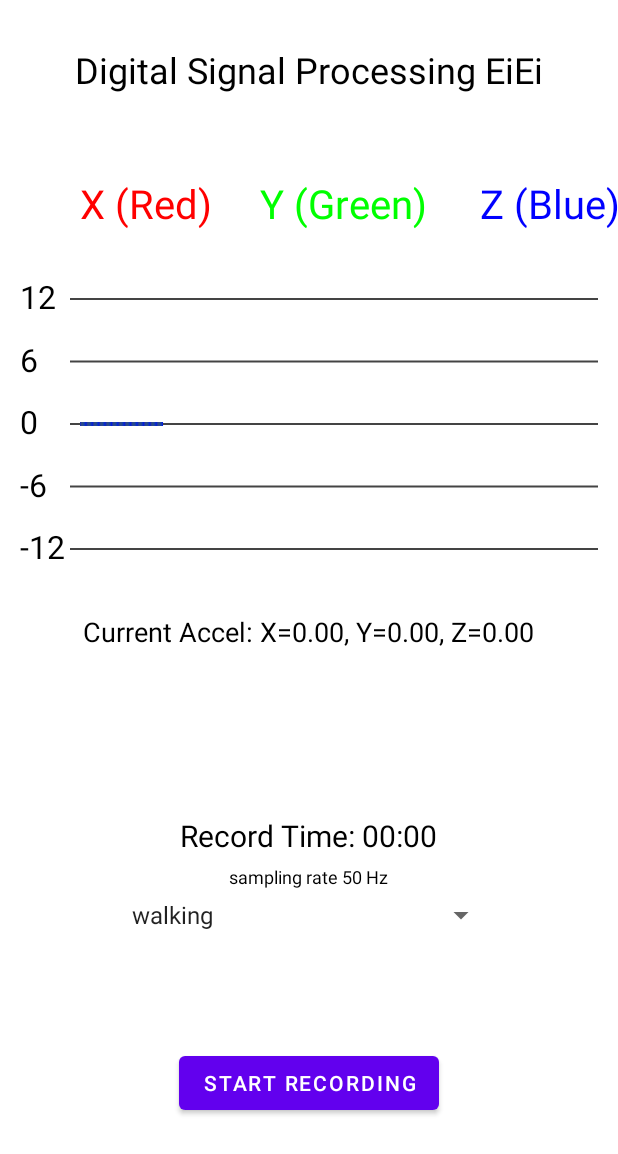
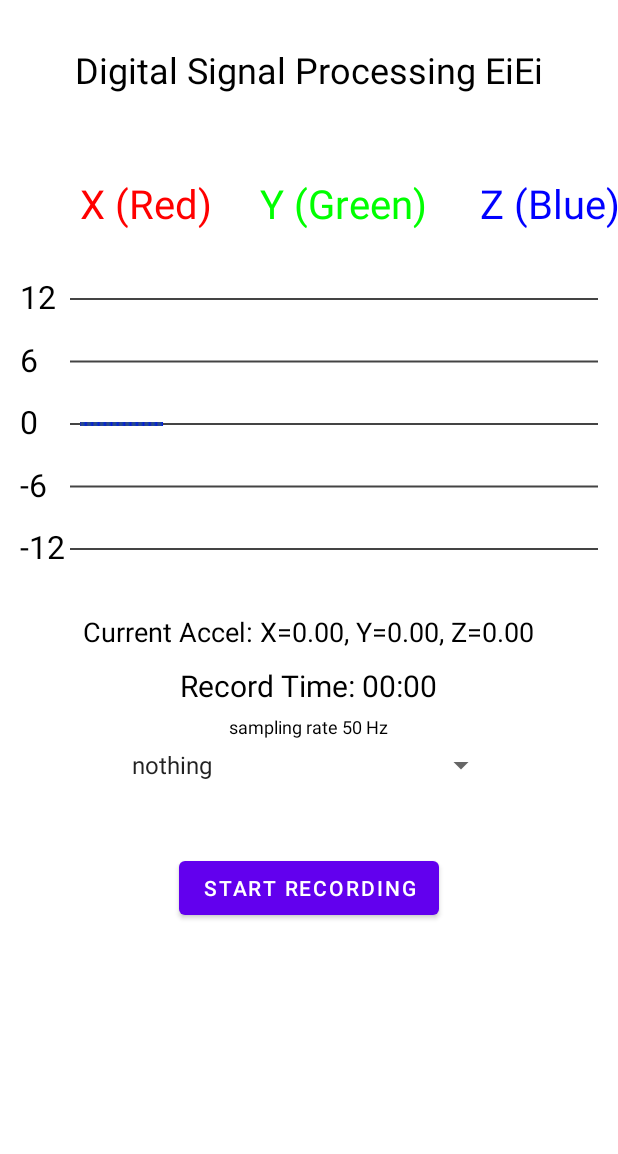
Before and after one commit to tanaratsaehia/dsp_project, an Android app: the screen it shows after launch (MainActivity), on a phone screen of 412 x 824 dp. Shown: the top 1154 px of the screen. Run offline under Robolectric (Android 15) with nearby library versions, the phone set to English and light mode, and no system bars.

Commit message:
update combine dataset code

```diff
--- a/android/collect_data/app/src/main/java/com/example/humanactivity/MainActivity.kt
+++ b/android/collect_data/app/src/main/java/com/example/humanactivity/MainActivity.kt
@@ -105,7 +105,7 @@ class MainActivity : AppCompatActivity(), SensorEventListener {
         modeSpinner = findViewById(R.id.modeSpinner)
 
         // Setup Spinner with record modes.
-        val modes = listOf("walking", "runing", "climbing_stairs", "descending_stairs", "sitting_standing_transition")
+        val modes = listOf("nothing", "walking", "runing", "climbing_stairs", "descending_stairs", "sitting_standing_transition")
         val adapter = ArrayAdapter(this, android.R.layout.simple_spinner_item, modes)
         adapter.setDropDownViewResource(android.R.layout.simple_spinner_dropdown_item)
         modeSpinner.adapter = adapter
--- a/android/collect_data/app/src/main/res/layout/activity_main.xml
+++ b/android/collect_data/app/src/main/res/layout/activity_main.xml
@@ -50,7 +50,7 @@
         android:layout_height="wrap_content"
         android:text="Record Time: 00:00"
         android:textSize="20sp"
-        android:layout_marginTop="110dp"
+        android:layout_marginTop="10dp"
         android:textColor="@android:color/black" />
 
     <TextView
@@ -80,7 +80,7 @@
         android:id="@+id/recordButton"
         android:layout_width="wrap_content"
         android:layout_height="wrap_content"
-        android:layout_marginTop="60dp"
+        android:layout_marginTop="30dp"
         android:text="Start Recording" />
 
 </LinearLayout>
```
Also changed, not shown: 4 other files.
